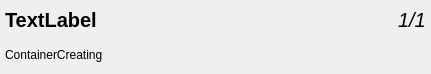
First picture: the form in resources/ui/pod_item_widget.ui, repository namuan/kube-rider, before the edit.
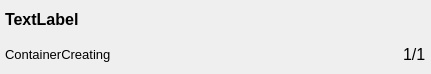
Second picture: the form after the edit.

Commit message: Display available Pods in a List widget

What changed in the file:
```diff
--- a/resources/ui/pod_item_widget.ui
+++ b/resources/ui/pod_item_widget.ui
@@ -35,7 +35,7 @@
       <widget class="QLabel" name="lbl_pod_name">
        <property name="font">
         <font>
-         <pointsize>15</pointsize>
+         <pointsize>12</pointsize>
          <weight>75</weight>
          <bold>true</bold>
         </font>
@@ -45,6 +45,22 @@
        </property>
       </widget>
      </item>
+    </layout>
+   </item>
+   <item>
+    <layout class="QHBoxLayout" name="horizontalLayout_2">
+     <item>
+      <widget class="QLabel" name="lbl_pod_status">
+       <property name="font">
+        <font>
+         <pointsize>10</pointsize>
+        </font>
+       </property>
+       <property name="text">
+        <string>ContainerCreating</string>
+       </property>
+      </widget>
+     </item>
      <item>
       <spacer name="horizontalSpacer">
        <property name="orientation">
@@ -62,8 +78,8 @@
       <widget class="QLabel" name="lbl_pod_count">
        <property name="font">
         <font>
-         <pointsize>15</pointsize>
-         <italic>true</italic>
+         <pointsize>12</pointsize>
+         <italic>false</italic>
         </font>
        </property>
        <property name="text">
@@ -73,17 +89,6 @@
      </item>
     </layout>
    </item>
-   <item>
-    <layout class="QHBoxLayout" name="horizontalLayout_2">
-     <item>
-      <widget class="QLabel" name="lbl_pod_status">
-       <property name="text">
-        <string>ContainerCreating</string>
-       </property>
-      </widget>
-     </item>
-    </layout>
-   </item>
   </layout>
  </widget>
  <resources/>
```
The commit also changes 7 other files.
